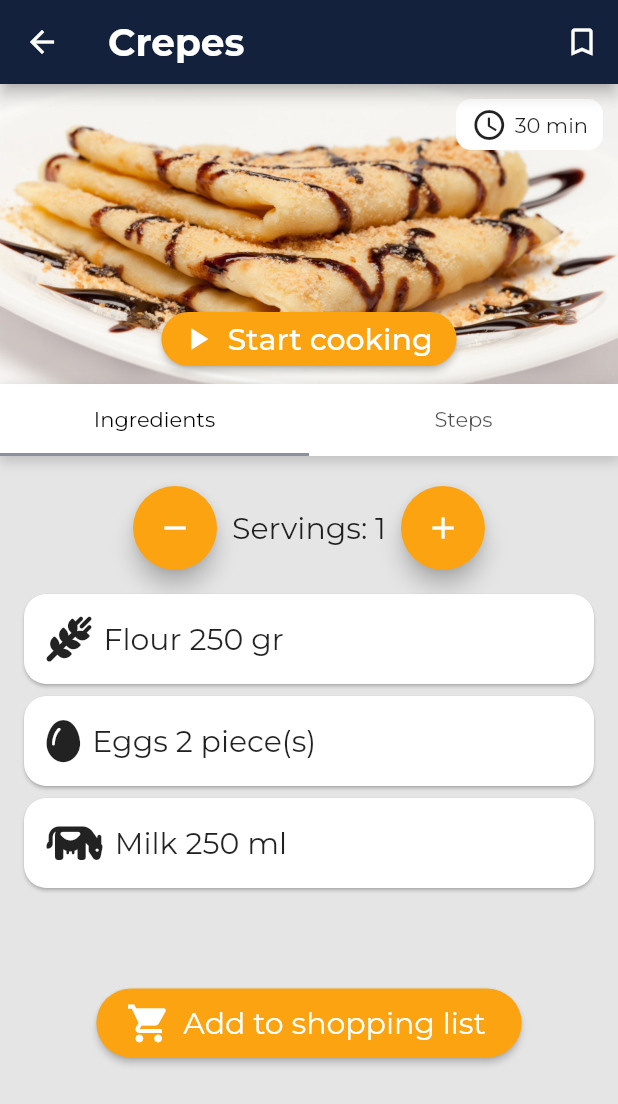
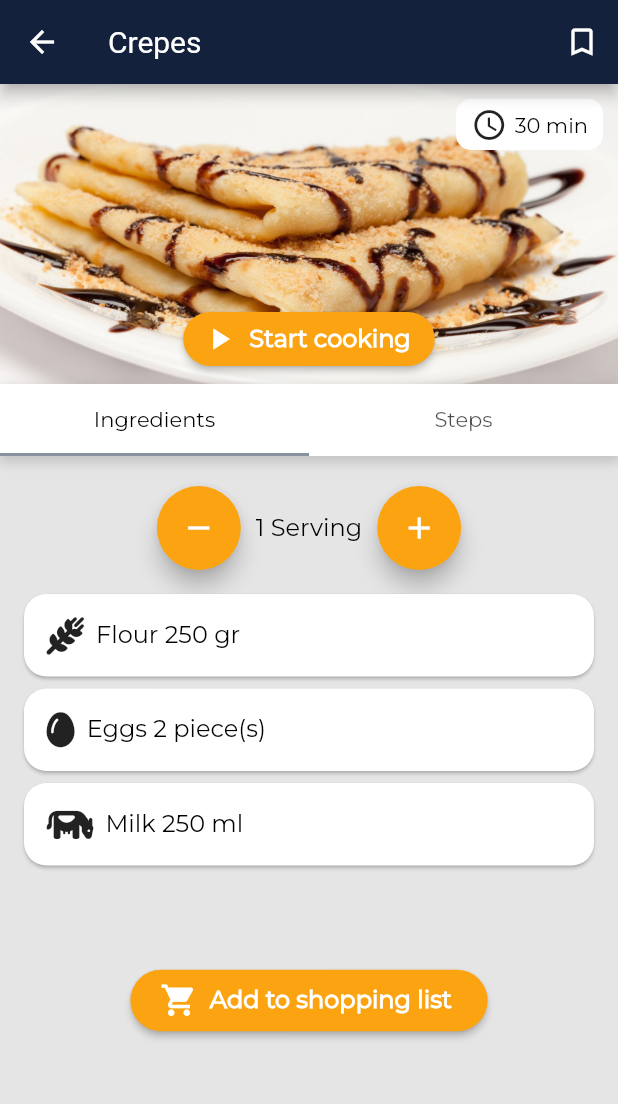
Before and after one commit to lintenn/GrateMate, a Flutter app: the screen it shows after launch, after a tap on "Crepes", on a phone screen of 412 x 824 dp. Shown: the top 1104 px of the screen. Run offline on Flutter 3.47's test engine with Material 2 defaults, Android fonts, the phone set to English and light mode, and no system bars; our stand-ins replace carousel_slider, font_awesome_flutter, tuple; missing offline and left inert: flutter_ringtone_player, material_dialogs; network calls fail; Roboto replaces fonts that are missing (MontserratExtraBold); statements that could not run were skipped; project files that could hold a hidden picture were left out.

Commit message:
add custom text widgets h1,h2,h3,p and refactor/standardize texts

```diff
--- a/grate_mate/lib/global_information/global_users.dart
+++ b/grate_mate/lib/global_information/global_users.dart
@@ -6,9 +6,9 @@ List<User> users = [
   User(id: 2, firstName: 'Luis Miguel', lastName: 'Garcia', username: 'linten', email: 'linten@gmail.com', password: '1234', dateOfBirth: DateTime(2001), phoneNumber: '+34123456789',
   profilePhotoUrl: 'https://de.web.img2.acsta.net/r_654_368/img/47/d9/47d93afd6f4a7ab3050916cab486d2a9.jpg')
 ];
-/*
-bool isLogged = false;
-late User userLogged;*/
+
+// bool isLogged = false;
+// late User userLogged;
 
 bool isLogged = true;
 late User userLogged = users[0];
--- a/grate_mate/lib/main.dart
+++ b/grate_mate/lib/main.dart
@@ -35,9 +35,6 @@ class MyApp extends StatelessWidget {
         // is not restarted.
         primarySwatch: GrateMate.deepBlueGrateMate,
         fontFamily: 'Montserrat',
-
-
-
       ),
       //home: const RecipeScreen(),
       initialRoute: '/',
--- a/grate_mate/lib/screens/loading_screen.dart
+++ b/grate_mate/lib/screens/loading_screen.dart
@@ -1,4 +1,3 @@
-import 'package:flutter/cupertino.dart';
 import 'package:flutter/material.dart';
 import 'package:grate_mate/global_information//colors_palette.dart';
 
--- a/grate_mate/lib/screens/mainPage.dart
+++ b/grate_mate/lib/screens/mainPage.dart
@@ -1,9 +1,13 @@
 import 'package:flutter/material.dart';
+import 'package:grate_mate/widgets/mate_error_text.dart';
 import '../global_information//globalRecipes.dart' as globalRecipes;
 import 'dart:core';
 import '../global_information/colors_palette.dart';
-import '../global_information/global_users.dart' as Users;
 import '../models/recipe.dart';
+import '../widgets/mate_text_h1.dart';
+import '../widgets/mate_text_h2.dart';
+import '../widgets/mate_text_h3.dart';
+import '../widgets/mate_text_p.dart';
 
 class MainPage extends StatefulWidget {
   @override
@@ -60,12 +64,8 @@ class _MainPageState extends State<MainPage> {
             children: <Widget>[
               Padding(
                 padding: const EdgeInsets.fromLTRB(8, 12, 8, 12),
-                child: Text(
-                  recipe.name,
-                  style: const TextStyle(
-                    fontWeight: FontWeight.bold,
-                    fontSize: 20,
-                  ),
+                child: MateTextH3.bold(
+                  text: recipe.name,
                 ),
               ),
               AspectRatio(
@@ -73,7 +73,7 @@ class _MainPageState extends State<MainPage> {
                   child: Image.asset(recipe.imageURL, fit: BoxFit.cover)),
               Padding(
                 padding: const EdgeInsets.fromLTRB(8, 12, 8, 8),
-                child: Text(recipe.description),
+                child: MateTextP(text: recipe.description),
               ),
               //This code create a bar instead of a rectangles
               /*Padding(
@@ -102,7 +102,7 @@ class _MainPageState extends State<MainPage> {
                   children: [
                     Icon(Icons.access_time),
                     SizedBox(width: 5),
-                    Text("${recipe.time} min"),
+                    MateTextP(text:"${recipe.time} min"),
                   ],
                 ),
               )
@@ -166,7 +166,6 @@ class _MainPageState extends State<MainPage> {
 
   @override
   Widget build(BuildContext context) {
-    String userFirstName = Users.isLogged ? Users.userLogged.firstName : '';
     return Scaffold(
       //backgroundColor: GrateMate.earthYellow[400],
       backgroundColor: GrateMate.grayGrateMate,
@@ -177,13 +176,8 @@ class _MainPageState extends State<MainPage> {
           children: <Widget>[
             Container(
               padding: EdgeInsets.fromLTRB(10, 10, 10, 10),
-              child: Text(
-                greetUser(userFirstName),
-                style: const TextStyle(
-                  fontSize: 20,
-                  fontFamily: 'MontserratExtraBold',
-                  //color: GrateMate.darkGrateMate
-                ),
+              child: MateTextH1(
+                text: greetUser(),
               ),
             ),
             Container(
@@ -206,6 +200,10 @@ class _MainPageState extends State<MainPage> {
                   decoration: InputDecoration(
                     contentPadding: const EdgeInsets.fromLTRB(25, 20, 0, 10),
                     hintText: 'Search',
+                      hintStyle: const TextStyle(
+                        fontFamily: 'MontSerrat',
+                        fontSize: 14,
+                      ),
                     suffixIcon: IconButton(
                       icon: const Icon(Icons.search),
                       onPressed: _search,
@@ -221,13 +219,12 @@ class _MainPageState extends State<MainPage> {
               ),
             ),
             _showError
-                ? const Text(
-                    'You have to enter a search term',
-                    textAlign: TextAlign.left,
-                    style: TextStyle(
-                        color: Color(0xFFFD5D5D),
-                        fontFamily: 'MontserratMedium'),
-                  )
+                ? const Padding(
+                  padding: EdgeInsets.fromLTRB(20.0,0,0,0),
+                  child: MateTextError(
+                      text: 'You have to enter a search term',
+                    ),
+                )
                 : Container(),
             Row(
               children: [
@@ -235,14 +232,7 @@ class _MainPageState extends State<MainPage> {
                   children: const [
                     Padding(
                       padding: EdgeInsets.fromLTRB(10, 20, 10, 10),
-                      child: Text(
-                        'Last recipes',
-                        style: TextStyle(
-                          fontSize: 20,
-                          fontFamily: 'MontserratExtraBold',
-                          //color: GrateMate.darkGrateMate
-                        ),
-                      ),
+                      child: MateTextH2(text:'Last Recipes'),
                     ),
                   ],
                 ),
@@ -290,7 +280,7 @@ class _MainPageState extends State<MainPage> {
     );
   }
 
-  String greetUser(String userName) {
+  String greetUser() {
     // Get the current time
     DateTime now = DateTime.now();
 
@@ -299,11 +289,11 @@ class _MainPageState extends State<MainPage> {
 
     // Check the current hour and return the appropriate greeting
     if (hour >= 12 && hour < 18) {
-      return "Good Afternoon $userName";
+      return "Good Afternoon";
     } else if (hour >= 18 || hour < 3) {
-      return "Good Evening $userName";
+      return "Good Evening";
     } else {
-      return "Good Morning $userName";
+      return "Good Morning";
     }
   }
 }
--- a/grate_mate/lib/screens/recipe_screen.dart
+++ b/grate_mate/lib/screens/recipe_screen.dart
@@ -8,6 +8,9 @@ import '../global_information/global_users.dart' as Users;
 import 'package:material_dialogs/material_dialogs.dart';
 
 import '../models/recipe.dart';
+import '../widgets/mate_text_h2.dart';
+import '../widgets/mate_text_h3.dart';
+import '../widgets/mate_text_p.dart';
 import 'cooking_screen.dart';
 
 class RecipeScreen extends StatefulWidget {
@@ -21,7 +24,8 @@ class _RecipeScreenState extends State<RecipeScreen>
     with SingleTickerProviderStateMixin {
   TabController? _tabController;
   late int servings;
-  bool _showAdvice = false;
+  //TODO, remove?
+  //bool _showAdvice = false;
 
   @override
   void initState() {
@@ -46,15 +50,16 @@ class _RecipeScreenState extends State<RecipeScreen>
 
   @override
   Widget build(BuildContext context) {
+    //TODO remove?
     // set up the button
-    Widget okButton = TextButton(
-      child: Text("OK"),
-      onPressed: () {
-        setState(() {
-          _showAdvice = false;
-        });
-      },
-    );
+    // Widget okButton = TextButton(
+    //   child: Text("OK"),
+    //   onPressed: () {
+    //     setState(() {
+    //       _showAdvice = false;
+    //     });
+    //   },
+    // );
 
     // set up the AlertDialog
     /* AlertDialog alert = AlertDialog(
@@ -73,14 +78,8 @@ class _RecipeScreenState extends State<RecipeScreen>
           icon: const Icon(Icons.arrow_back),
           onPressed: () => Navigator.pop(context),
         ),
-        title: Text(
-          recipe.name,
-          style: const TextStyle(
-            color: Colors.white,
-            fontSize: 25,
-            fontFamily: 'MontserratBold',
-            wordSpacing: 2,
-          ),
+        title: MateTextH2.appBar(
+          text: recipe.name,
         ),
         actions: <Widget>[
           IconButton(
@@ -98,6 +97,8 @@ class _RecipeScreenState extends State<RecipeScreen>
                     Dialogs.bottomMaterialDialog(
                         msg: 'Recipe removed from bookmarks',
                         title: 'Success',
+                        msgStyle: MateTextPStyle.normalBlack14,
+                        titleStyle: MateTextH3Style.boldBlack16,
                         context: context,
                         actions: [
                           Padding(
@@ -108,7 +109,7 @@ class _RecipeScreenState extends State<RecipeScreen>
                               },
                               text: 'Accept',
                               iconData: Icons.check_circle_outline,
-                              textStyle: TextStyle(
+                              textStyle: const TextStyle(
                                   color: Colors.white,
                                   fontWeight: FontWeight.bold),
                               iconColor: Colors.white,
@@ -121,6 +122,8 @@ class _RecipeScreenState extends State<RecipeScreen>
                     Dialogs.bottomMaterialDialog(
                         msg: 'Recipe added to bookmarks',
                         title: 'Success',
+                        msgStyle: MateTextPStyle.normalBlack14,
+                        titleStyle: MateTextH3Style.boldBlack16,
                         context: context,
                         actions: [
                           Padding(
@@ -131,7 +134,7 @@ class _RecipeScreenState extends State<RecipeScreen>
                               },
                               text: 'Accept',
                               iconData: Icons.check_circle_outline,
-                              textStyle: TextStyle(
+                              textStyle: const TextStyle(
                                   color: Colors.white,
                                   fontWeight: FontWeight.bold),
                               iconColor: Colors.white,
@@ -181,13 +184,9 @@ class _RecipeScreenState extends State<RecipeScreen>
                       ),
                       label: const Text(
                         'Start cooking',
-                        style: TextStyle(
-                            color: Colors.white,
-                            fontSize: 20,
-                            fontFamily: 'MontserratMedium'),
+                        style: MateTextH3Style.boldWhite16,
                       ),
                       onPressed: () {
-                        print('Cooking ${recipe.name}');
                         Navigator.push(
                           context,
                           MaterialPageRoute(
@@ -211,7 +210,7 @@ class _RecipeScreenState extends State<RecipeScreen>
                       children: [
                         const Icon(Icons.access_time),
                         const SizedBox(width: 5),
-                        Text('${recipe.time} min'),
+                        MateTextP(text: '${recipe.time} min'),
                       ],
                     ),
                   ),
@@ -281,12 +280,8 @@ class _RecipeScreenState extends State<RecipeScreen>
                     child: const Icon(Icons.remove),
                   ),
                 ),
-                Text(
-                  'Servings: $servings',
-                  style: const TextStyle(
-                    fontSize: 20,
-                    fontFamily: 'Montserrat',
-                  ),
+                MateTextH3.normal(
+                  text: servings <2? '$servings Serving': '$servings Servings',
                 ),
                 Container(
                   margin: const EdgeInsets.only(left: 10),
@@ -355,6 +350,8 @@ class _RecipeScreenState extends State<RecipeScreen>
                   Dialogs.bottomMaterialDialog(
                       msg: 'Ingredients added to shopping list.',
                       title: 'Success',
+                      msgStyle: MateTextPStyle.normalBlack14,
+                      titleStyle: MateTextH3Style.boldBlack16,
                       context: context,
                       actions: [
                         Padding(
@@ -365,7 +362,7 @@ class _RecipeScreenState extends State<RecipeScreen>
                             },
                             text: 'Accept',
                             iconData: Icons.check_circle_outline,
-                            textStyle: TextStyle(
+                            textStyle: const TextStyle(
                                 color: Colors.white,
                                 fontWeight: FontWeight.bold),
                             iconColor: Colors.white,
@@ -380,17 +377,14 @@ class _RecipeScreenState extends State<RecipeScreen>
                 child: Icon(
                   Icons.shopping_cart,
                   color: Colors.white,
-                  size: 30.0,
+                  size: 25.0,
                 ),
               ),
               label: const Padding(
                 padding: EdgeInsets.fromLTRB(0, 8, 8, 8),
-                child: Text(
-                  'Add to shopping list',
-                  style: TextStyle(
-                    color: Colors.white,
-                    fontSize: 20.0,
-                  ),
+                child: MateTextH3.bold(
+                  text: 'Add to shopping list',
+                  color: Colors.white
                 ),
               ),
             ),
@@ -413,14 +407,11 @@ class _RecipeScreenState extends State<RecipeScreen>
           child: Row(children: <Widget>[
             FaIcon(
               ingredient.item1.icon.icon,
-              size: 30,
+              size: 25,
             ),
             const SizedBox(width: 8),
-            Text(
-              '${ingredient.item1.name} ${ingredient.item2 * servings} ${ingredient.item1.unit}',
-              style: const TextStyle(
-                fontSize: 20,
-              ),
+            MateTextH3.normal(
+              text: '${ingredient.item1.name} ${ingredient.item2 * servings} ${ingredient.item1.unit}',
             ),
           ])),
     );
@@ -466,11 +457,8 @@ class _RecipeScreenState extends State<RecipeScreen>
               ),
             ),
             Flexible(
-              child: Text(
-                step,
-                style: const TextStyle(
-                  fontSize: 20,
-                ),
+              child: MateTextH3.normal(
+                text: step,
               ),
             ),
           ],
--- /dev/null
+++ b/grate_mate/lib/widgets/mate_text_h1.dart
@@ -0,0 +1,31 @@
+import 'package:flutter/material.dart';
+
+class MateTextH1 extends StatelessWidget {
+  final String text;
+  final String fontFamily;
+  final double fontSize;
+  final Color color;
+  final double wordSpacing;
+
+  const MateTextH1({
+    super.key,
+    required this.text,
+    this.fontFamily = 'MontserratExtraBold',
+    this.fontSize = 25,
+    this.color = Colors.black,
+    this.wordSpacing = 0,
+  });
+
+  @override
+  Widget build(BuildContext context) {
+    return Text(
+      text,
+      style: TextStyle(
+          fontFamily: fontFamily,
+          fontSize: fontSize,
+          color: color,
+          wordSpacing: wordSpacing
+      ),
+    );
+  }
+}
--- /dev/null
+++ b/grate_mate/lib/widgets/mate_text_h2.dart
@@ -0,0 +1,44 @@
+import 'package:flutter/material.dart';
+
+class MateTextH2 extends StatelessWidget {
+  final String text;
+  final String fontFamily;
+  final double fontSize;
+  final FontWeight fontWeight;
+  final Color color;
+  final double wordSpacing;
+
+  const MateTextH2({
+    super.key,
+    required this.text,
+    this.fontFamily = 'MontserratExtraBold',
+    this.fontSize = 20,
+    this.fontWeight = FontWeight.normal,
+    this.color = Colors.black,
+    this.wordSpacing = 0,
+  });
+
+  const MateTextH2.appBar({
+    super.key,
+    required this.text,
+    this.fontFamily = 'MontserratExtraBold',
+    this.fontSize = 20,
+    this.fontWeight = FontWeight.normal,
+    this.color = Colors.white,
+    this.wordSpacing = 2,
+  });
+
+  @override
+  Widget build(BuildContext context) {
+    return Text(
+      text,
+      style: TextStyle(
+        fontFamily: fontFamily,
+        fontSize: fontSize,
+        fontWeight: fontWeight,
+        color: color,
+        wordSpacing: wordSpacing
+      ),
+    );
+  }
+}
--- /dev/null
+++ b/grate_mate/lib/widgets/mate_text_h3.dart
@@ -0,0 +1,77 @@
+import 'package:flutter/material.dart';
+import 'package:grate_mate/global_information/colors_palette.dart';
+
+class MateTextH3 extends StatelessWidget {
+  final String text;
+  final FontWeight fontWeight;
+  final Color color;
+  final double wordSpacing;
+
+  const MateTextH3.bold({
+    super.key,
+    required this.text,
+    this.fontWeight = FontWeight.bold,
+    this.color = Colors.black,
+    this.wordSpacing = 0,
+  });
+
+  const MateTextH3.normal({
+    super.key,
+    required this.text,
+    this.fontWeight = FontWeight.normal,
+    this.color = Colors.black,
+    this.wordSpacing = 0,
+  });
+
+  @override
+  Widget build(BuildContext context) {
+    return Text(
+      text,
+      style: TextStyle(
+        fontFamily: 'Montserrat',
+        fontSize: 16,
+        fontWeight: fontWeight,
+        color: color,
+        wordSpacing: wordSpacing
+      ),
+    );
+  }
+}
+
+class MateTextH3Style {
+  static const normalBlack16 = TextStyle(
+    fontFamily: 'Montserrat',
+    fontSize: 16,
+    fontWeight: FontWeight.normal,
+    color: Colors.black,
+  );
+
+  static const boldBlack16 = TextStyle(
+    fontFamily: 'Montserrat',
+    fontSize: 16,
+    fontWeight: FontWeight.bold,
+    color: Colors.black,
+  );
+
+  static const normalWhite16 = TextStyle(
+    fontFamily: 'Montserrat',
+    fontSize: 16,
+    fontWeight: FontWeight.normal,
+    color: Colors.white,
+  );
+
+  static const boldWhite16 = TextStyle(
+    fontFamily: 'Montserrat',
+    fontSize: 16,
+    fontWeight: FontWeight.bold,
+    color: Colors.white,
+  );
+
+  static const boldBlue16 = TextStyle(
+    fontFamily: 'Montserrat',
+    fontSize: 16,
+    fontWeight: FontWeight.bold,
+    color: GrateMate.deepBlueGrateMate,
+  );
+
+}
--- /dev/null
+++ b/grate_mate/lib/widgets/mate_text_p.dart
@@ -0,0 +1,61 @@
+import 'package:flutter/material.dart';
+
+class MateTextP extends StatelessWidget {
+  final String text;
+  final String fontFamily;
+  final double fontSize;
+  final FontWeight fontWeight;
+  final Color color;
+
+  const MateTextP({
+    super.key,
+    required this.text,
+    this.fontFamily = 'Montserrat',
+    this.fontSize = 14,
+    this.fontWeight = FontWeight.normal,
+    this.color = Colors.black,
+  });
+
+  @override
+  Widget build(BuildContext context) {
+    return Text(
+      text,
+      style: TextStyle(
+        fontFamily: fontFamily,
+        fontSize: fontSize,
+        fontWeight: fontWeight,
+        color: color,
+      ),
+    );
+  }
+}
+class MateTextPStyle {
+
+  static const normalBlack14 = TextStyle(
+    fontFamily: 'Montserrat',
+    fontSize: 14,
+    fontWeight: FontWeight.normal,
+    color: Colors.black,
+  );
+
+  static const boldBlack14 = TextStyle(
+    fontFamily: 'Montserrat',
+    fontSize: 14,
+    fontWeight: FontWeight.bold,
+    color: Colors.black,
+  );
+
+  static const normalWhite14 = TextStyle(
+    fontFamily: 'Montserrat',
+    fontSize: 14,
+    fontWeight: FontWeight.normal,
+    color: Colors.black,
+  );
+
+  static const boldWhite14 = TextStyle(
+    fontFamily: 'Montserrat',
+    fontSize: 14,
+    fontWeight: FontWeight.bold,
+    color: Colors.black,
+  );
+}
```
Also changed, not shown: grate_mate/lib/screens/bookmarks_screen.dart (+15 -29 lines), grate_mate/lib/screens/cooking_screen.dart (+12 -16 lines), grate_mate/lib/screens/login_screen.dart (+48 -44 lines), grate_mate/lib/screens/profile_screen.dart (+4 -4 lines), grate_mate/lib/screens/shoppingList_screen.dart (+13 -33 lines), grate_mate/lib/widgets/mate_error_text.dart (added, +31 -0 lines).
